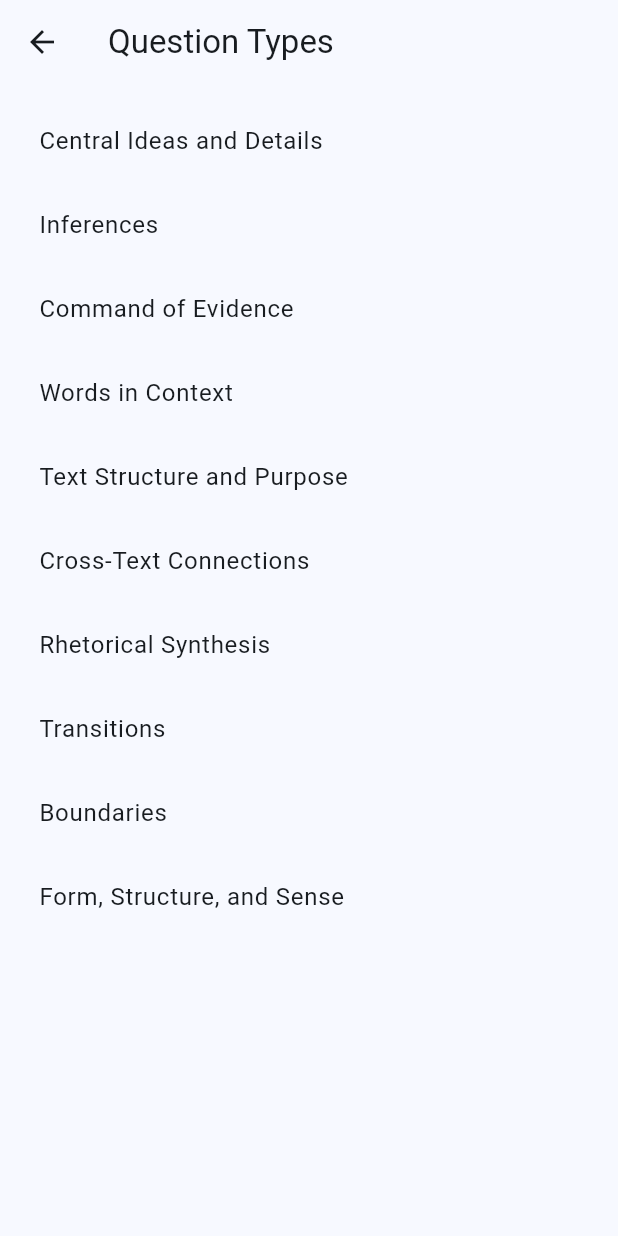
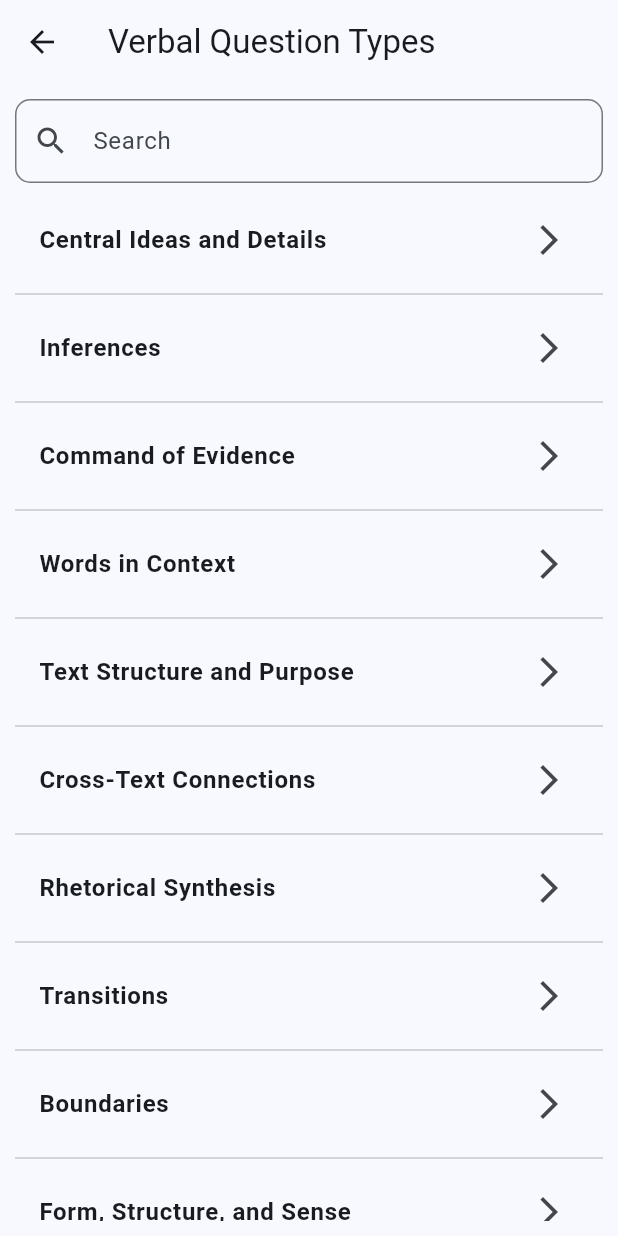
Before and after one commit to yalib197/sat_app, a Flutter app: the QuestionTypesPage screen opened directly, on a phone screen of 412 x 824 dp. Run offline on Flutter 3.47's test engine with Material 3 defaults, Android fonts, the light colour scheme and no system bars; our stand-ins replace google_generative_ai, webview_flutter; network calls fail.

Commit message:
new changes

```diff
--- a/lib/main.dart
+++ b/lib/main.dart
@@ -1,5 +1,6 @@
 import 'package:flutter/material.dart';
 import 'package:sat_app/pages/base_page.dart';
+import 'package:sat_app/pages/practice_page.dart';
 
 void main() {
   runApp(const MyApp());
@@ -19,7 +20,7 @@ class MyApp extends StatelessWidget {
             seedColor: const Color.fromARGB(255, 97, 184, 255)),
         useMaterial3: true,
       ),
-      home: BasePage(),
+      home: PracticePage(),
     );
   }
 }
--- a/lib/pages/question_types_page.dart
+++ b/lib/pages/question_types_page.dart
@@ -1,9 +1,18 @@
 import 'package:flutter/material.dart';
 import 'package:sat_app/pages/question_page.dart';
 
-class QuestionTypesPage extends StatelessWidget {
+class QuestionTypesPage extends StatefulWidget {
   final bool showMathQuestions; // Variable to determine which questions to show
   const QuestionTypesPage({super.key, required this.showMathQuestions});
+
+  @override
+  _QuestionTypesPageState createState() => _QuestionTypesPageState();
+}
+
+class _QuestionTypesPageState extends State<QuestionTypesPage> {
+  late List<String> questionTypes;
+  late List<String> filteredQuestionTypes;
+  final TextEditingController searchController = TextEditingController();
 
   static const List<String> verbalQuestionTypes = [
     'Central Ideas and Details',
@@ -41,27 +50,73 @@ class QuestionTypesPage extends StatelessWidget {
   ];
 
   @override
+  void initState() {
+    super.initState();
+    questionTypes =
+        widget.showMathQuestions ? mathQuestionTypes : verbalQuestionTypes;
+    filteredQuestionTypes = questionTypes;
+    searchController.addListener(_filterQuestionTypes);
+  }
+
+  void _filterQuestionTypes() {
+    setState(() {
+      filteredQuestionTypes = questionTypes
+          .where((type) =>
+              type.toLowerCase().contains(searchController.text.toLowerCase()))
+          .toList();
+    });
+  }
+
+  @override
+  void dispose() {
+    searchController.dispose();
+    super.dispose();
+  }
+
+  @override
   Widget build(BuildContext context) {
-    List<String> questionTypes =
-        showMathQuestions ? mathQuestionTypes : verbalQuestionTypes;
-
     return Scaffold(
       appBar: AppBar(
-        title: Text('Question Types'),
+        title: Text(widget.showMathQuestions
+            ? 'Math Question Types'
+            : 'Verbal Question Types'),
       ),
-      body: Container(
-        padding: EdgeInsets.all(10),
-        child: ListView.builder(
-          itemCount: questionTypes.length,
+      body: Padding(
+        padding: const EdgeInsets.all(10.0),
+        child: Column(
+          children: [
+            // Search Bar
+            TextField(
+              controller: searchController,
+              decoration: InputDecoration(
+                hintText: 'Search',
+                prefixIcon: Icon(Icons.search),
+                border:
+                    OutlineInputBorder(borderRadius: BorderRadius.circular(10)),
+              ),
+            ),
+            SizedBox(height: 10),
+            // Sub-category List
+            Expanded(
+              child: ListView.separated(
+                itemCount: filteredQuestionTypes.length,
+                separatorBuilder: (BuildContext context, int index) =>
+                    Divider(),
                 itemBuilder: (BuildContext context, int index) {
                   return ListTile(
-              title: Text(questionTypes[index]), //это короче название типа
+                    title: Text(
+                      filteredQuestionTypes[index],
+                      style: TextStyle(fontWeight: FontWeight.bold),
+                    ),
+                    trailing: Icon(Icons.arrow_forward_ios),
                     onTap: () {
                       Navigator.push(
                         context,
                         MaterialPageRoute(
-                    builder: (context) =>
-                        QuestionPage(questionType: questionTypes[index]),
+                          builder: (context) => QuestionPage(
+                            questionType: filteredQuestionTypes[index],
+                            showMathQuestions: widget.showMathQuestions,
+                          ),
                         ),
                       );
                     },
@@ -69,6 +124,9 @@ class QuestionTypesPage extends StatelessWidget {
                 },
               ),
             ),
+          ],
+        ),
+      ),
     );
   }
 }
```
Also changed, not shown: lib/pages/calculator_page.dart (added, +22 -0 lines), lib/pages/question_page.dart (+153 -86 lines), pubspec.yaml (+6 -5 lines), pubspec.lock, 3 other files. Lines whose indentation alone changed are shown as unchanged.
